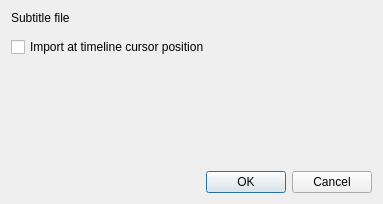
Qt form src/ui/import_subtitle_ui.ui (KDE/kdenlive) before a commit.
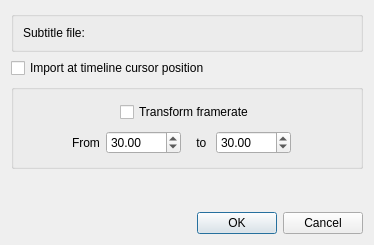
The same form after that commit. Custom widgets are drawn as their Qt base class.

Commit message: added the ability to change the subtitle framerate

The edit to the form file:
```diff
--- a/src/ui/import_subtitle_ui.ui
+++ b/src/ui/import_subtitle_ui.ui
@@ -6,15 +6,162 @@
    <rect>
     <x>0</x>
     <y>0</y>
-    <width>383</width>
-    <height>204</height>
+    <width>374</width>
+    <height>245</height>
    </rect>
   </property>
   <property name="windowTitle">
    <string>Dialog</string>
   </property>
   <layout class="QGridLayout" name="gridLayout">
-   <item row="4" column="0">
+   <item row="3" column="0">
+    <widget class="QGroupBox" name="groupBox">
+     <property name="minimumSize">
+      <size>
+       <width>0</width>
+       <height>85</height>
+      </size>
+     </property>
+     <property name="title">
+      <string/>
+     </property>
+     <layout class="QGridLayout" name="gridLayout_2">
+      <property name="sizeConstraint">
+       <enum>QLayout::SetDefaultConstraint</enum>
+      </property>
+      <item row="0" column="0" colspan="9" alignment="Qt::AlignHCenter">
+       <widget class="QCheckBox" name="transform_framerate_check_box">
+        <property name="text">
+         <string>Transform framerate</string>
+        </property>
+       </widget>
+      </item>
+      <item row="3" column="0">
+       <spacer name="horizontalSpacer">
+        <property name="orientation">
+         <enum>Qt::Horizontal</enum>
+        </property>
+        <property name="sizeHint" stdset="0">
+         <size>
+          <width>40</width>
+          <height>20</height>
+         </size>
+        </property>
+       </spacer>
+      </item>
+      <item row="3" column="1">
+       <widget class="QLabel" name="caption_convert_framerate_label2">
+        <property name="maximumSize">
+         <size>
+          <width>51</width>
+          <height>16777215</height>
+         </size>
+        </property>
+        <property name="text">
+         <string>From</string>
+        </property>
+       </widget>
+      </item>
+      <item row="3" column="7">
+       <spacer name="horizontalSpacer_2">
+        <property name="orientation">
+         <enum>Qt::Horizontal</enum>
+        </property>
+        <property name="sizeHint" stdset="0">
+         <size>
+          <width>40</width>
+          <height>20</height>
+         </size>
+        </property>
+       </spacer>
+      </item>
+      <item row="3" column="4">
+       <widget class="QLabel" name="caption_convert_framerate_label1">
+        <property name="maximumSize">
+         <size>
+          <width>20</width>
+          <height>16777215</height>
+         </size>
+        </property>
+        <property name="text">
+         <string> to </string>
+        </property>
+       </widget>
+      </item>
+      <item row="3" column="2">
+       <widget class="QDoubleSpinBox" name="caption_original_framerate">
+        <property name="enabled">
+         <bool>true</bool>
+        </property>
+        <property name="minimumSize">
+         <size>
+          <width>75</width>
+          <height>0</height>
+         </size>
+        </property>
+        <property name="maximumSize">
+         <size>
+          <width>100</width>
+          <height>16777215</height>
+         </size>
+        </property>
+        <property name="value">
+         <double>30.000000000000000</double>
+        </property>
+       </widget>
+      </item>
+      <item row="3" column="5">
+       <widget class="QDoubleSpinBox" name="caption_target_framerate">
+        <property name="minimumSize">
+         <size>
+          <width>75</width>
+          <height>0</height>
+         </size>
+        </property>
+        <property name="maximumSize">
+         <size>
+          <width>100</width>
+          <height>16777215</height>
+         </size>
+        </property>
+        <property name="value">
+         <double>30.000000000000000</double>
+        </property>
+       </widget>
+      </item>
+     </layout>
+    </widget>
+   </item>
+   <item row="0" column="0">
+    <widget class="QGroupBox" name="groupBox_2">
+     <property name="title">
+      <string/>
+     </property>
+     <layout class="QHBoxLayout" name="horizontalLayout">
+      <item>
+       <widget class="QLabel" name="label">
+        <property name="maximumSize">
+         <size>
+          <width>100</width>
+          <height>16777215</height>
+         </size>
+        </property>
+        <property name="text">
+         <string>Subtitle file:</string>
+        </property>
+       </widget>
+      </item>
+      <item>
+       <widget class="KUrlRequester" name="subtitle_url" native="true">
+        <property name="filter" stdset="0">
+         <string>*.srt *.ass *.vtt *.sbv</string>
+        </property>
+       </widget>
+      </item>
+     </layout>
+    </widget>
+   </item>
+   <item row="8" column="0">
     <widget class="QDialogButtonBox" name="buttonBox">
      <property name="orientation">
       <enum>Qt::Horizontal</enum>
@@ -24,32 +171,14 @@
      </property>
     </widget>
    </item>
-   <item row="0" column="0">
-    <widget class="QLabel" name="label">
-     <property name="text">
-      <string>Subtitle file</string>
-     </property>
-    </widget>
-   </item>
-   <item row="1" column="0">
-    <widget class="KUrlRequester" name="subtitle_url">
-     <property name="filter">
-      <string>*.srt *.ass *.vtt *.sbv</string>
-     </property>
-    </widget>
-   </item>
-   <item row="2" column="0">
-    <widget class="QCheckBox" name="cursor_pos">
-     <property name="text">
-      <string>Import at timeline cursor position</string>
-     </property>
-    </widget>
-   </item>
-   <item row="3" column="0">
+   <item row="7" column="0">
     <spacer name="verticalSpacer">
      <property name="orientation">
       <enum>Qt::Vertical</enum>
      </property>
+     <property name="sizeType">
+      <enum>QSizePolicy::Expanding</enum>
+     </property>
      <property name="sizeHint" stdset="0">
       <size>
        <width>20</width>
@@ -58,6 +187,13 @@
      </property>
     </spacer>
    </item>
+   <item row="2" column="0">
+    <widget class="QCheckBox" name="cursor_pos">
+     <property name="text">
+      <string>Import at timeline cursor position</string>
+     </property>
+    </widget>
+   </item>
   </layout>
  </widget>
  <customwidgets>
```
The commit also changes 3 other files.
